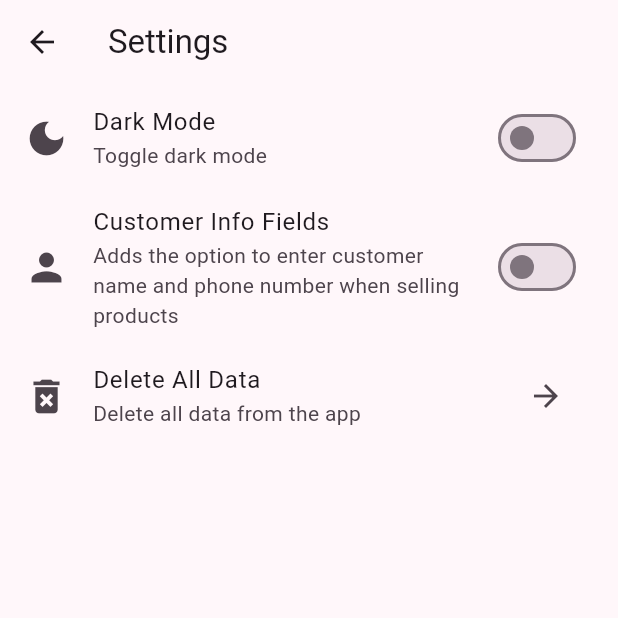
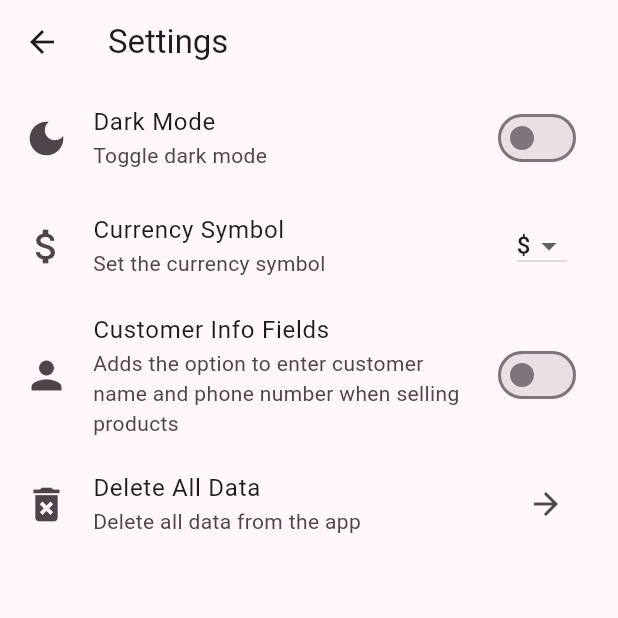
Before and after one commit to AMuh2020/inventory_app, a Flutter app: the screen it shows after launch, item 2 of the bottom bar chosen, after a tap on the "menu" icon, after a tap on "Settings", on a phone screen of 412 x 824 dp, the top half of it. Run offline on Flutter 3.47's test engine with Material 3 defaults, Android fonts, the phone set to English and light mode, and no system bars; our stand-ins replace badges, image_picker, shared_preferences, sqflite; accounts and stored records are empty.

Commit message:
dont even remember what i did here, prob more bug fixes

```diff
--- a/lib/components/product_list_tile.dart
+++ b/lib/components/product_list_tile.dart
@@ -6,6 +6,7 @@ import 'package:inventory_app/models/product.dart';
 import 'package:inventory_app/pages/product_edit_page.dart';
 import 'package:provider/provider.dart';
 import 'package:badges/badges.dart' as badges;
+import 'package:inventory_app/globals.dart' as globals;
 
 class ProductListTile extends StatelessWidget {
   const ProductListTile({super.key, required this.product, required this.onProductEdited});
@@ -70,7 +71,7 @@ class ProductListTile extends StatelessWidget {
                                 maxLines: 2,
                               ),
                               Text(
-                                'price: ${product.price}',
+                                'price: ${globals.currencySymbol}${product.price}',
                                 style: Theme.of(context).textTheme.titleMedium
                               ),
                               Text(
--- a/lib/components/settings_tile.dart
+++ b/lib/components/settings_tile.dart
@@ -4,13 +4,13 @@ class SettingsTile extends StatefulWidget {
   final String text;
   final String helperText;
   final IconData icon;
-  final Widget button;
+  final Widget trailing;
   const SettingsTile({
     super.key,
     required this.text,
     required this.helperText,
     required this.icon,
-    required this.button,
+    required this.trailing,
   });
 
   @override
@@ -29,7 +29,7 @@ class _SettingsTileState extends State<SettingsTile> {
         widget.icon,
         size: 30,
       ),
-      trailing: widget.button,
+      trailing: widget.trailing,
     );
   }
 }
--- a/lib/globals.dart
+++ b/lib/globals.dart
@@ -2,3 +2,5 @@
 bool darkMode = false;
 
 bool customerInfoFields = false;
+
+String currencySymbol = '\$';
--- a/lib/main.dart
+++ b/lib/main.dart
@@ -44,17 +44,13 @@ void main() async {
     onCreate: (db, version) {
       print('Creating the products table');
       db.execute(
-        'CREATE TABLE products(id INTEGER PRIMARY KEY, name TEXT, price TEXT, quantity INTEGER, image_path TEXT)',
+        'CREATE TABLE products(id INTEGER PRIMARY KEY, name TEXT, price TEXT, quantity INTEGER, image_path TEXT, created_at TEXT, updated_at TEXT, is_visible BOOLEAN NOT NULL CHECK (is_visible IN (0, 1)) DEFAULT 1)',
       );
       db.execute(
         'CREATE TABLE orders(id INTEGER PRIMARY KEY, total TEXT, order_datetime TEXT, customer_name TEXT, customer_phone TEXT)',
       );
       db.execute(
         'CREATE TABLE order_products (order_id INTEGER, product_id INTEGER, quantity INTEGER, PRIMARY KEY (order_id, product_id), FOREIGN KEY (order_id) REFERENCES orders(id) ON DELETE CASCADE, FOREIGN KEY (product_id) REFERENCES products(id) ON DELETE CASCADE)'
-      );
-      // Create a table to store the history of products for when the product is deleted
-      db.execute(
-        'CREATE TABLE products_history(id INTEGER PRIMARY KEY, name TEXT, price TEXT, quantity INTEGER, image_path TEXT, action TEXT, action_datetime TEXT)',
       );
     },
 
--- a/lib/pages/cart_page.dart
+++ b/lib/pages/cart_page.dart
@@ -213,7 +213,7 @@ class _CartPageState extends State<CartPage> {
           ) :
 
         Text(
-          'Total: ${Provider.of<CartModel>(context).totalPrice}',
+          'Total: ${globals.currencySymbol}${Provider.of<CartModel>(context).totalPrice}',
           style: const TextStyle(
             fontSize: 20,
             fontWeight: FontWeight.bold,
--- a/lib/pages/order_page.dart
+++ b/lib/pages/order_page.dart
@@ -89,7 +89,7 @@ class _OrderPageState extends State<OrderPage> {
                       if (globals.customerInfoFields)
                        Text('Customer Phone: ${orderDetails['customer_phone']}'),
 
-                      Text('Total: ${orderDetails['total']}'),
+                      Text('Total: ${globals.currencySymbol}${orderDetails['total']}'),
                     ],
                   ),
                 ),
--- a/lib/pages/products_page.dart
+++ b/lib/pages/products_page.dart
@@ -25,7 +25,12 @@ class _ProductsPageState extends State<ProductsPage> {
         path.join(await getDatabasesPath(), 'inventory_app.db'),
       );
 
-      final List<Map<String, dynamic>> products = await database.query('products');
+      // get all the products that are visible
+      final List<Map<String, dynamic>> products = await database.query(
+        'products',
+        where: 'is_visible = ?',
+        whereArgs: [1],
+      );
 
       return List.generate(products.length, (index) {
         return Product(
--- a/lib/pages/settings_page.dart
+++ b/lib/pages/settings_page.dart
@@ -1,6 +1,7 @@
 import 'package:flutter/material.dart';
 import 'package:flutter/services.dart';
 import 'package:inventory_app/components/settings_tile.dart';
+import 'package:inventory_app/pages/main_page.dart';
 import 'package:inventory_app/themes/theme_provider.dart';
 import 'package:inventory_app/utils/utils.dart' as utils;
 import 'package:provider/provider.dart';
@@ -19,6 +20,16 @@ class _SettingsPageState extends State<SettingsPage> {
     return Scaffold(
       appBar: AppBar(
         title: Text('Settings'),
+        leading: IconButton(
+          icon: Icon(Icons.arrow_back),
+          onPressed: () {
+            // instead of popping the context, remove stack and push homepage
+            Navigator.of(context).pushAndRemoveUntil(
+              MaterialPageRoute(builder: (context) => const MainPage()),
+              (route) => false,
+            );
+          },
+        ),
       ),
       body: Column(
         children: [
@@ -27,7 +38,7 @@ class _SettingsPageState extends State<SettingsPage> {
             text: 'Dark Mode',
             helperText: 'Toggle dark mode',
             icon: Icons.dark_mode,
-            button: Switch(
+            trailing: Switch(
               value: globals.darkMode,
               onChanged: (value) {
                 Provider.of<ThemeProvider>(context, listen: false).toggleTheme();
@@ -35,6 +46,29 @@ class _SettingsPageState extends State<SettingsPage> {
                   globals.darkMode = !globals.darkMode;
                 });
               },
+            ),
+          ),
+          // currency symbol
+          SettingsTile(
+            text: 'Currency Symbol',
+            helperText: 'Set the currency symbol',
+            icon: Icons.attach_money,
+            trailing: Padding(
+              padding: const EdgeInsets.all(10.0),
+              child: DropdownButton(
+                value: globals.currencySymbol,
+                onChanged: (String? newValue) {
+                  setState(() {
+                    globals.currencySymbol = newValue!;
+                  });
+                },
+                items: ['\$', '₹', '€', '£', '¥'].map<DropdownMenuItem<String>>((String value) {
+                  return DropdownMenuItem<String>(
+                    value: value,
+                    child: Text(value),
+                  );
+                }).toList(),
+              ),
             ),
           ),
           // color picker for theme
@@ -53,7 +87,7 @@ class _SettingsPageState extends State<SettingsPage> {
             text: 'Customer Info Fields',
             helperText: 'Adds the option to enter customer name and phone number when selling products',
             icon: Icons.person,
-            button: Switch(
+            trailing: Switch(
               value: globals.customerInfoFields,
               onChanged: (value) {
                 // set the state with the new value
@@ -71,7 +105,7 @@ class _SettingsPageState extends State<SettingsPage> {
             text: 'Delete All Data',
             helperText: 'Delete all data from the app',
             icon: Icons.delete_forever,
-            button: IconButton(
+            trailing: IconButton(
               icon: const Icon(Icons.arrow_forward),
               onPressed: () {
                 _deleteDialog();
--- a/lib/utils/utils.dart
+++ b/lib/utils/utils.dart
@@ -33,6 +33,17 @@ Future settingsStartUp() async {
     // If it does exist, set the customer info fields to the value in the shared preferences
     globals.customerInfoFields = prefs.getBool('customerInfoFields')!;
 
+  }
+  // Check if the currency symbol key exists
+  if (!prefs.containsKey('currencySymbol')) {
+    // If it doesn't exist, set it to the default currency symbol
+    prefs.setString('currencySymbol', '\$');
+    globals.currencySymbol = '\$';
+  } else {
+    print('Currency symbol key exists');
+    print('Currency symbol value: ${prefs.getString('currencySymbol')}');
+    // If it does exist, set the currency symbol to the value in the shared preferences
+    globals.currencySymbol = prefs.getString('currencySymbol')!;
   }
 
   // not implemented yet
```
Also changed, not shown: lib/pages/product_edit_page.dart (+24 -1 lines).
